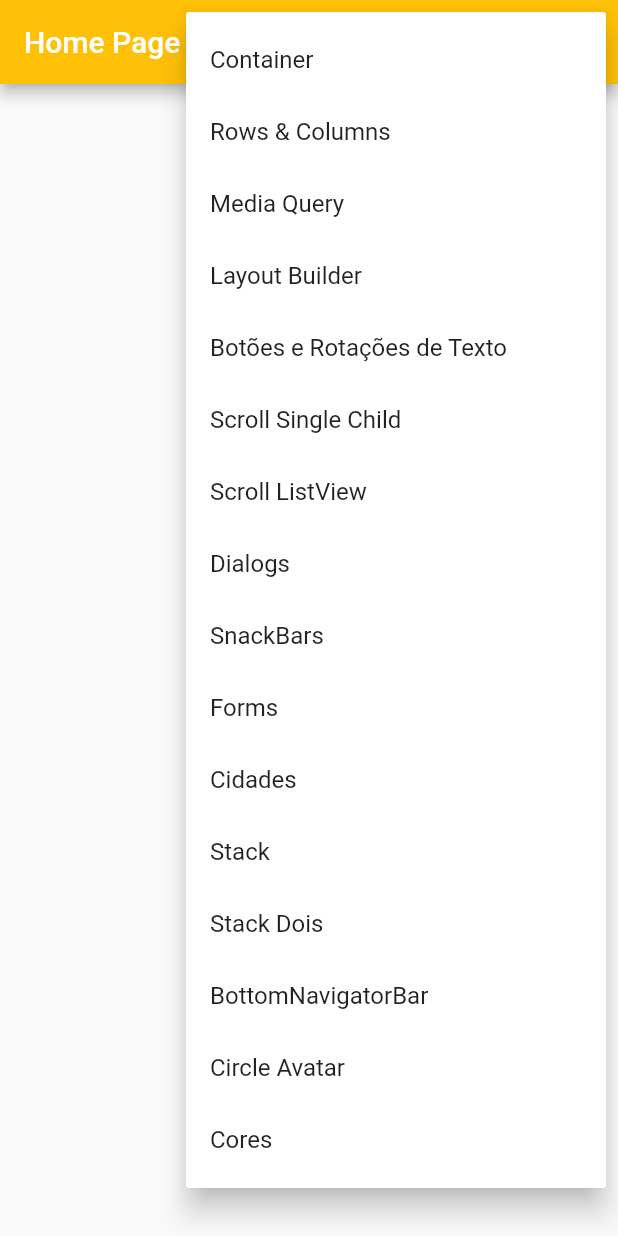
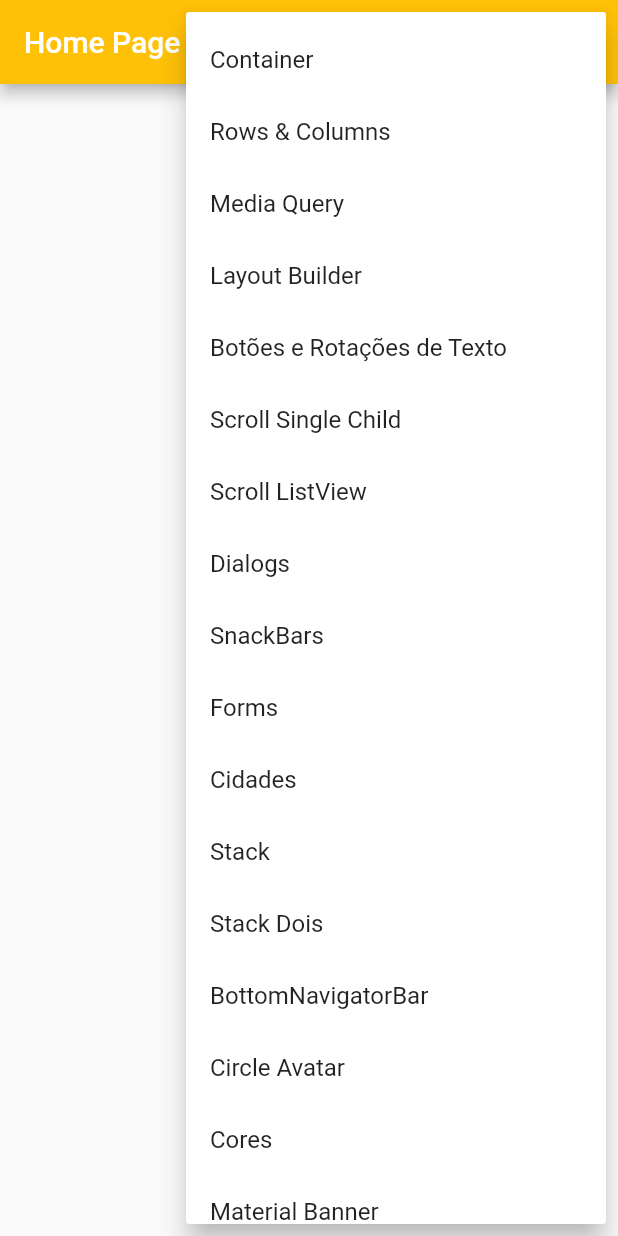
Before and after one commit to VitoriaMagnus/primeiros_passos_flutter, a Flutter app: the screen it shows after launch, after a tap on the "more vert" icon, on a phone screen of 412 x 824 dp. Run offline on Flutter 3.47's test engine with Material 2 defaults, Android fonts, the phone set to English and light mode, and no system bars; our stand-ins replace device_preview.

Commit message:
MaterialBanner

```diff
--- a/lib/main.dart
+++ b/lib/main.dart
@@ -10,6 +10,7 @@ import 'package:flutter_primeiro_projeto/pages/dialogs/dialogs_pages.dart';
 import 'package:flutter_primeiro_projeto/pages/forms/forms_page.dart';
 import 'package:flutter_primeiro_projeto/pages/home/home_page.dart';
 import 'package:flutter_primeiro_projeto/pages/layout_builder/layout_builder_page.dart';
+import 'package:flutter_primeiro_projeto/pages/material_banner/material_banner_page.dart';
 import 'package:flutter_primeiro_projeto/pages/midia_query/media_query_page.dart';
 import 'package:flutter_primeiro_projeto/pages/rows_columns/rows_column_page.dart';
 import 'package:flutter_primeiro_projeto/pages/scrolls/listview_page.dart';
@@ -67,6 +68,7 @@ class MyApp extends StatelessWidget {
         '/bottomnavigatorbar': (context) => const BottomNavigatorBarPage(),
         '/circle_avatar': (context) => const CircleAvatarPage(),
         '/colors': (context) => const ColorsPage(),
+        '/material_banner': (context) => const MaterialBannerPage(),
       },
       debugShowCheckedModeBanner: false,
     );
--- a/lib/pages/home/home_page.dart
+++ b/lib/pages/home/home_page.dart
@@ -17,6 +17,7 @@ enum PopupMenuPages {
   bottom_navigator_bar,
   circle_avatar,
   colors,
+  material_banner,
 }
 
 class HomePage extends StatelessWidget {
@@ -79,6 +80,9 @@ class HomePage extends StatelessWidget {
                   break;
                 case PopupMenuPages.colors:
                   Navigator.of(context).pushNamed('/colors');
+                  break;
+                case PopupMenuPages.material_banner:
+                  Navigator.of(context).pushNamed('/material_banner');
                   break;
               }
             },
@@ -149,6 +153,10 @@ class HomePage extends StatelessWidget {
                   value: PopupMenuPages.colors,
                   child: Text('Cores'),
                 ),
+                const PopupMenuItem<PopupMenuPages>(
+                  value: PopupMenuPages.material_banner,
+                  child: Text('Material Banner'),
+                ),
               ];
             },
           ),
```
Also changed, not shown: lib/pages/material_banner/material_banner_page.dart (added, +43 -0 lines), 1 other file.
